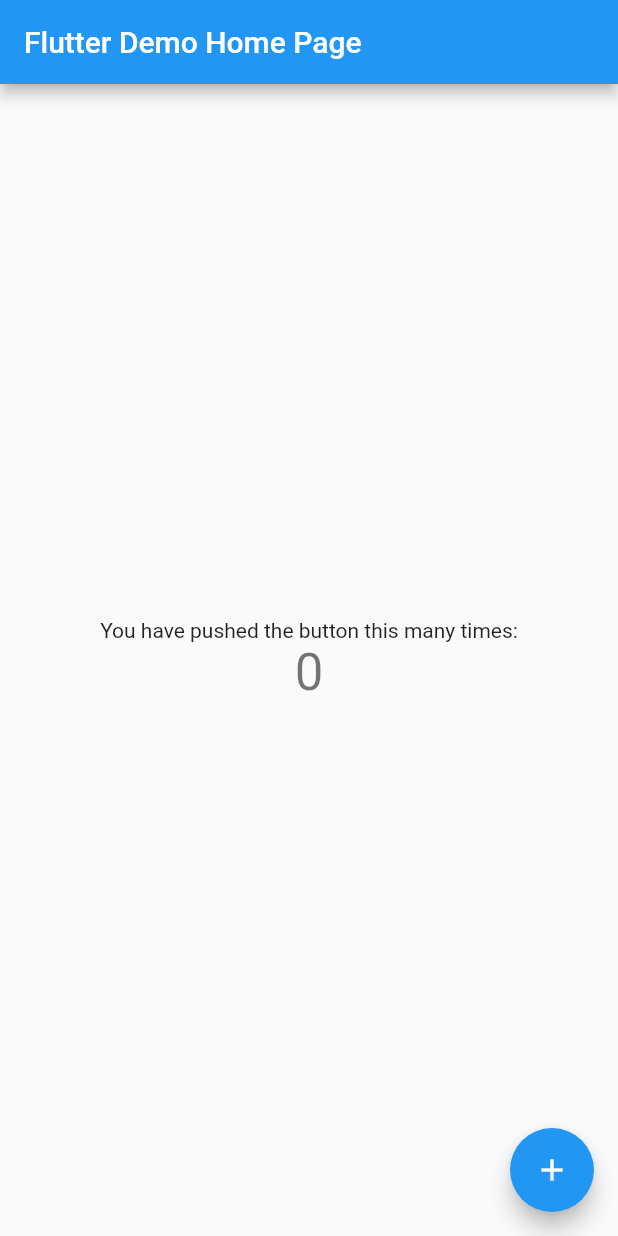
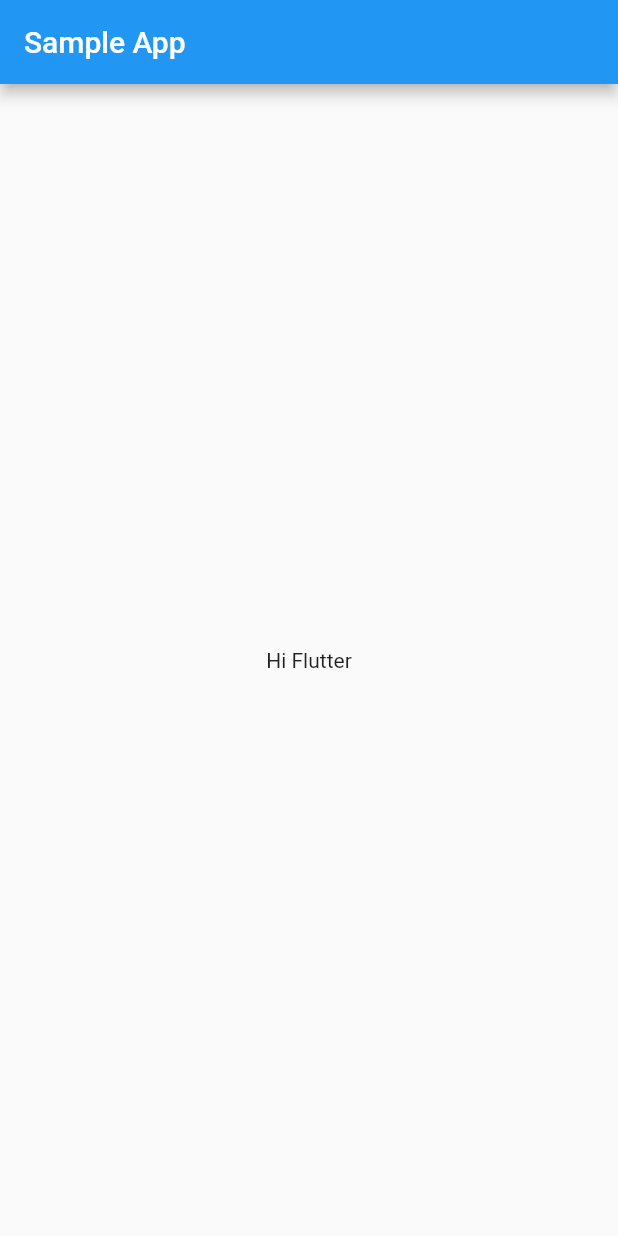
Before and after one commit to Mohitmadhav/Sample-App, a Flutter app: the screen it shows after launch, on a phone screen of 412 x 824 dp. Run offline on Flutter 3.47's test engine with Material 2 defaults, Android fonts, the phone set to English and light mode, and no system bars.

Commit message:
Chapter 1 completed

```diff
--- a/lib/main.dart
+++ b/lib/main.dart
@@ -1,117 +1,23 @@
 import 'package:flutter/material.dart';
+import 'package:flutter/cupertino.dart';
 
 void main() {
-  runApp(MyApp());
+  runApp(MaterialApp(
+    title: "Sample App", //This is shown when the app is minimized
+    home: HomePage(),
+  ));
 }
 
-class MyApp extends StatelessWidget {
-  // This widget is the root of your application.
+class HomePage extends StatelessWidget {
   @override
   Widget build(BuildContext context) {
-    return MaterialApp(
-      title: 'Flutter Demo',
-      theme: ThemeData(
-        // This is the theme of your application.
-        //
-        // Try running your application with "flutter run". You'll see the
-        // application has a blue toolbar. Then, without quitting the app, try
-        // changing the primarySwatch below to Colors.green and then invoke
-        // "hot reload" (press "r" in the console where you ran "flutter run",
-        // or simply save your changes to "hot reload" in a Flutter IDE).
-        // Notice that the counter didn't reset back to zero; the application
-        // is not restarted.
-        primarySwatch: Colors.blue,
-        // This makes the visual density adapt to the platform that you run
-        // the app on. For desktop platforms, the controls will be smaller and
-        // closer together (more dense) than on mobile platforms.
-        visualDensity: VisualDensity.adaptivePlatformDensity,
+    return Scaffold(
+      appBar: AppBar(
+        title: Text("Sample App"),
       ),
-      home: MyHomePage(title: 'Flutter Demo Home Page'),
+      body: Container(
+        child: Center(child: Text("Hi Flutter")),
+      ),
     );
   }
 }
-
-class MyHomePage extends StatefulWidget {
-  MyHomePage({Key key, this.title}) : super(key: key);
-
-  // This widget is the home page of your application. It is stateful, meaning
-  // that it has a State object (defined below) that contains fields that affect
-  // how it looks.
-
-  // This class is the configuration for the state. It holds the values (in this
-  // case the title) provided by the parent (in this case the App widget) and
-  // used by the build method of the State. Fields in a Widget subclass are
-  // always marked "final".
-
-  final String title;
-
-  @override
-  _MyHomePageState createState() => _MyHomePageState();
-}
-
-class _MyHomePageState extends State<MyHomePage> {
-  int _counter = 0;
-
-  void _incrementCounter() {
-    setState(() {
-      // This call to setState tells the Flutter framework that something has
-      // changed in this State, which causes it to rerun the build method below
-      // so that the display can reflect the updated values. If we changed
-      // _counter without calling setState(), then the build method would not be
-      // called again, and so nothing would appear to happen.
-      _counter++;
-    });
-  }
-
-  @override
-  Widget build(BuildContext context) {
-    // This method is rerun every time setState is called, for instance as done
-    // by the _incrementCounter method above.
-    //
-    // The Flutter framework has been optimized to make rerunning build methods
-    // fast, so that you can just rebuild anything that needs updating rather
-    // than having to individually change instances of widgets.
-    return Scaffold(
-      appBar: AppBar(
-        // Here we take the value from the MyHomePage object that was created by
-        // the App.build method, and use it to set our appbar title.
-        title: Text(widget.title),
-      ),
-      body: Center(
-        // Center is a layout widget. It takes a single child and positions it
-        // in the middle of the parent.
-        child: Column(
-          // Column is also a layout widget. It takes a list of children and
-          // arranges them vertically. By default, it sizes itself to fit its
-          // children horizontally, and tries to be as tall as its parent.
-          //
-          // Invoke "debug painting" (press "p" in the console, choose the
-          // "Toggle Debug Paint" action from the Flutter Inspector in Android
-          // Studio, or the "Toggle Debug Paint" command in Visual Studio Code)
-          // to see the wireframe for each widget.
-          //
-          // Column has various properties to control how it sizes itself and
-          // how it positions its children. Here we use mainAxisAlignment to
-          // center the children vertically; the main axis here is the vertical
-          // axis because Columns are vertical (the cross axis would be
-          // horizontal).
-          mainAxisAlignment: MainAxisAlignment.center,
-          children: <Widget>[
-            Text(
-              'You have pushed the button this many times:',
-            ),
-            Text(
-              '$_counter',
-              style: Theme.of(context).textTheme.headline4,
-            ),
-          ],
-        ),
-      ),
-      floatingActionButton: FloatingActionButton(
-        onPressed: _incrementCounter,
-        tooltip: 'Increment',
-        child: Icon(Icons.add),
-      ), // This trailing comma makes auto-formatting nicer for build methods.
-    );
-  }
-}
```
Also changed, not shown: 1 other file.
